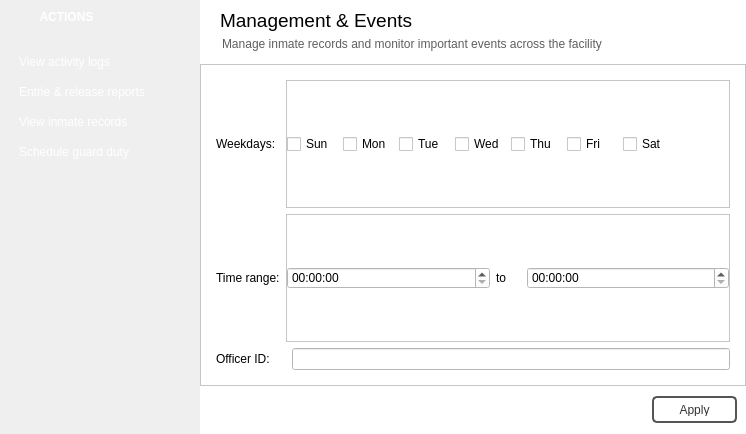
NCNM/PMS_01, file managementwindow.ui: the form before one commit.
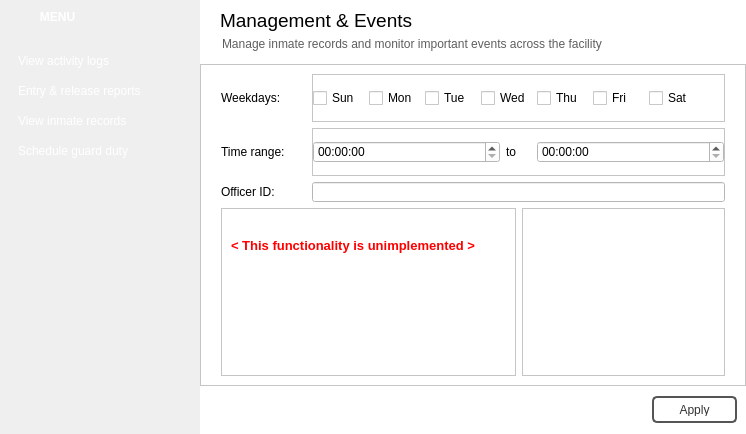
The form after the commit. The open tabs and pages were chosen to show the change. Icons and pictures are not drawn.

Diff of the .ui file:
```diff
--- a/managementwindow.ui
+++ b/managementwindow.ui
@@ -59,8 +59,8 @@
      <widget class="QPushButton" name="pushButton_18">
       <property name="geometry">
        <rect>
-        <x>11</x>
-        <y>111</y>
+        <x>10</x>
+        <y>110</y>
         <width>181</width>
         <height>21</height>
        </rect>
@@ -84,11 +84,9 @@
 }
 
 QPushButton:checked {
-border-radius:0px;
-border: 1px solid #ED8876;
-background-color: #C73D18;
-background-color: qlineargradient(x1: 0, y1: 0, x2: 0, y2: 0.67, 
-stop: 0 #A73F2D, stop: 1 #E4685D);
+border-radius:10px;
+border: 1px solid rgb(150, 150, 150);
+background-color: rgb(38, 38, 38);
 }
 
 </string>
@@ -96,6 +94,12 @@
       <property name="text">
        <string>View inmate records</string>
       </property>
+      <property name="checkable">
+       <bool>true</bool>
+      </property>
+      <property name="autoExclusive">
+       <bool>true</bool>
+      </property>
       <property name="flat">
        <bool>true</bool>
       </property>
@@ -103,8 +107,8 @@
      <widget class="QPushButton" name="pushButton_17">
       <property name="geometry">
        <rect>
-        <x>11</x>
-        <y>81</y>
+        <x>10</x>
+        <y>80</y>
         <width>181</width>
         <height>21</height>
        </rect>
@@ -128,17 +132,21 @@
 }
 
 QPushButton:checked {
-border-radius:0px;
-border: 1px solid #ED8876;
-background-color: #C73D18;
-background-color: qlineargradient(x1: 0, y1: 0, x2: 0, y2: 0.67, 
-stop: 0 #A73F2D, stop: 1 #E4685D);
+border-radius:10px;
+border: 1px solid rgb(150, 150, 150);
+background-color: rgb(38, 38, 38);
 }
 
 </string>
       </property>
       <property name="text">
-       <string>Entrie &amp;&amp; release reports</string>
+       <string>Entry &amp;&amp; release reports</string>
+      </property>
+      <property name="checkable">
+       <bool>true</bool>
+      </property>
+      <property name="autoExclusive">
+       <bool>true</bool>
       </property>
       <property name="flat">
        <bool>true</bool>
@@ -157,25 +165,20 @@
        <string notr="true">QPushButton {
 color: rgb(255, 255, 255);
 text-align:left;
-	background-image: url(:/images/sidebar_close.png);
+background-image: url(:/images/sidebar_close.png);
+background-position:center;
 }
 
 QPushButton:hover {
-border-radius:1px;
-background-color: #299ED6;
+border-radius:5px;
+border: 1px solid rgb(120, 120, 120);
+background-color: rgb(38, 38, 38);
 }
 
 QPushButton:pressed {
-border: 1px solid #333333;
-background-color: #222222;
-}
-
-QPushButton:checked {
-border: 1px solid #ED8876;
-border-radius: 5px;
-background-color: #C73D18;
-background-color: qlineargradient(x1: 0, y1: 0, x2: 0, y2: 0.67, 
-stop: 0 #A73F2D, stop: 1 #E4685D);
+border-radius:5px;
+border: 1px solid rgb(60, 60, 60);
+background-color: rgb(85, 170, 255);
 }
 
 </string>
@@ -190,8 +193,8 @@
      <widget class="QPushButton" name="pushButton_19">
       <property name="geometry">
        <rect>
-        <x>11</x>
-        <y>141</y>
+        <x>10</x>
+        <y>140</y>
         <width>181</width>
         <height>21</height>
        </rect>
@@ -215,11 +218,9 @@
 }
 
 QPushButton:checked {
-border-radius:0px;
-border: 1px solid #ED8876;
-background-color: #C73D18;
-background-color: qlineargradient(x1: 0, y1: 0, x2: 0, y2: 0.67, 
-stop: 0 #A73F2D, stop: 1 #E4685D);
+border-radius:10px;
+border: 1px solid rgb(150, 150, 150);
+background-color: rgb(38, 38, 38);
 }
 
 </string>
@@ -227,6 +228,12 @@
       <property name="text">
        <string>Schedule guard duty</string>
       </property>
+      <property name="checkable">
+       <bool>true</bool>
+      </property>
+      <property name="autoExclusive">
+       <bool>true</bool>
+      </property>
       <property name="flat">
        <bool>true</bool>
       </property>
@@ -245,24 +252,19 @@
 color: rgb(255, 255, 255);
 text-align:left;
 background-image: url(:/images/sidebar_unpin.png);
+background-position:center;
 }
 
 QPushButton:hover {
-border-radius:1px;
-background-color: #299ED6;
+border-radius:5px;
+border: 1px solid rgb(120, 120, 120);
+background-color: rgb(38, 38, 38);
 }
 
 QPushButton:pressed {
-border: 1px solid #333333;
-background-color: #222222;
-}
-
-QPushButton:checked {
-border: 1px solid #ED8876;
-border-radius: 5px;
-background-color: #C73D18;
-background-color: qlineargradient(x1: 0, y1: 0, x2: 0, y2: 0.67, 
-stop: 0 #A73F2D, stop: 1 #E4685D);
+border-radius:5px;
+border: 1px solid rgb(60, 60, 60);
+background-color: rgb(85, 170, 255);
 }
 
 </string>
@@ -277,8 +279,8 @@
      <widget class="QPushButton" name="pushButton_16">
       <property name="geometry">
        <rect>
-        <x>11</x>
-        <y>51</y>
+        <x>10</x>
+        <y>50</y>
         <width>181</width>
         <height>21</height>
        </rect>
@@ -302,11 +304,9 @@
 }
 
 QPushButton:checked {
-border-radius:0px;
-border: 1px solid #ED8876;
-background-color: #C73D18;
-background-color: qlineargradient(x1: 0, y1: 0, x2: 0, y2: 0.67, 
-stop: 0 #A73F2D, stop: 1 #E4685D);
+border-radius:10px;
+border: 1px solid rgb(150, 150, 150);
+background-color: rgb(38, 38, 38);
 }
 
 </string>
@@ -315,16 +315,22 @@
        <string>View activity logs</string>
       </property>
       <property name="checkable">
-       <bool>false</bool>
+       <bool>true</bool>
       </property>
       <property name="checked">
        <bool>false</bool>
       </property>
+      <property name="autoExclusive">
+       <bool>true</bool>
+      </property>
       <property name="flat">
        <bool>true</bool>
       </property>
      </widget>
      <widget class="QPushButton" name="pushButton_20">
+      <property name="enabled">
+       <bool>false</bool>
+      </property>
       <property name="geometry">
        <rect>
         <x>-1</x>
@@ -347,12 +353,19 @@
 color: rgb(255, 255, 255);</string>
       </property>
       <property name="text">
-       <string>            ACTIONS</string>
+       <string>            MENU</string>
       </property>
       <property name="flat">
        <bool>true</bool>
       </property>
      </widget>
+     <zorder>pushButton_18</zorder>
+     <zorder>pushButton_17</zorder>
+     <zorder>pushButton_19</zorder>
+     <zorder>pushButton_16</zorder>
+     <zorder>pushButton_20</zorder>
+     <zorder>pushButton_21</zorder>
+     <zorder>pushButton_22</zorder>
     </widget>
    </item>
    <item>
@@ -424,7 +437,11 @@
             </size>
            </property>
            <property name="styleSheet">
-            <string notr="true">background-color: rgb(255, 255, 255);</string>
+            <string notr="true">QFrame #frame_3 {
+	background-color: rgb(255, 255, 255);
+	background-image: url(:/images/subwindow_header.png);
+	background-repeat:0;
+}</string>
            </property>
            <property name="frameShape">
             <enum>QFrame::NoFrame</enum>
@@ -450,6 +467,9 @@
               <pointsize>14</pointsize>
              </font>
             </property>
+            <property name="styleSheet">
+             <string notr="true">background-color:0;</string>
+            </property>
             <property name="text">
              <string>Management &amp; Events</string>
             </property>
@@ -464,7 +484,8 @@
              </rect>
             </property>
             <property name="styleSheet">
-             <string notr="true">color: rgb(94, 94, 94);</string>
+             <string notr="true">color: rgb(94, 94, 94);
+background-color:0;</string>
             </property>
             <property name="text">
              <string>Manage inmate records and monitor important events across the facility</string>
@@ -608,7 +629,7 @@
                   <widget class="QLabel" name="label_4">
                    <property name="geometry">
                     <rect>
-                     <x>6</x>
+                     <x>26</x>
                      <y>22</y>
                      <width>91</width>
                      <height>20</height>
@@ -621,7 +642,7 @@
                   <widget class="QDateEdit" name="dateEdit">
                    <property name="geometry">
                     <rect>
-                     <x>100</x>
+                     <x>120</x>
                      <y>20</y>
                      <width>110</width>
                      <height>22</height>
@@ -631,7 +652,7 @@
                   <widget class="QDateEdit" name="dateEdit_2">
                    <property name="geometry">
                     <rect>
-                     <x>240</x>
+                     <x>260</x>
                      <y>20</y>
                      <width>110</width>
                      <height>22</height>
@@ -641,7 +662,7 @@
                   <widget class="QLabel" name="label_6">
                    <property name="geometry">
                     <rect>
-                     <x>220</x>
+                     <x>240</x>
                      <y>22</y>
                      <width>16</width>
                      <height>16</height>
@@ -654,7 +675,7 @@
                   <widget class="QLabel" name="label_5">
                    <property name="geometry">
                     <rect>
-                     <x>6</x>
+                     <x>26</x>
                      <y>62</y>
                      <width>81</width>
                      <height>20</height>
@@ -667,7 +688,7 @@
                   <widget class="QLabel" name="label_7">
                    <property name="geometry">
                     <rect>
-                     <x>220</x>
+                     <x>240</x>
                      <y>65</y>
                      <width>47</width>
                      <height>13</height>
@@ -680,7 +701,7 @@
                   <widget class="QTimeEdit" name="timeEdit">
                    <property name="geometry">
                     <rect>
-                     <x>100</x>
+                     <x>120</x>
                      <y>60</y>
                      <width>111</width>
                      <height>22</height>
@@ -690,7 +711,7 @@
                   <widget class="QTimeEdit" name="timeEdit_2">
                    <property name="geometry">
                     <rect>
-                     <x>240</x>
+                     <x>260</x>
                      <y>60</y>
                      <width>111</width>
                      <height>22</height>
@@ -701,6 +722,9 @@
                 </item>
                 <item>
                  <widget class="QTableView" name="tableView_2">
+                  <property name="styleSheet">
+                   <string notr="true">background-color: rgb(255, 255, 255);</string>
+                  </property>
                   <property name="frameShape">
                    <enum>QFrame::NoFrame</enum>
                   </property>
@@ -986,6 +1010,9 @@
                 </property>
                 <item>
                  <widget class="QTableView" name="tableView_3">
+                  <property name="styleSheet">
+                   <string notr="true">background-color: rgb(255, 255, 255);</string>
+                  </property>
                   <property name="frameShape">
                    <enum>QFrame::NoFrame</enum>
                   </property>
@@ -1199,6 +1226,9 @@
                 </property>
                 <item>
                  <widget class="QFrame" name="frame_10">
+                  <property name="styleSheet">
+                   <string notr="true">background-color: rgb(255, 255, 255);</string>
+                  </property>
                   <property name="frameShape">
                    <enum>QFrame::StyledPanel</enum>
                   </property>
@@ -1207,23 +1237,17 @@
                   </property>
                   <layout class="QGridLayout" name="gridLayout">
                    <property name="leftMargin">
-                    <number>15</number>
-                   </property>
-                   <property name="topMargin">
-                    <number>15</number>
+                    <number>20</number>
                    </property>
                    <property name="rightMargin">
-                    <number>15</number>
-                   </property>
-                   <property name="bottomMargin">
-                    <number>15</number>
+                    <number>20</number>
                    </property>
                    <item row="0" column="0">
                     <widget class="QLabel" name="label_8">
                      <property name="maximumSize">
                       <size>
                        <width>85</width>
-                       <height>16777215</height>
+                       <height>64</height>
                       </size>
                      </property>
                      <property name="text">
@@ -1233,6 +1257,12 @@
                    </item>
                    <item row="0" column="1" colspan="2">
                     <widget class="QFrame" name="frame_11">
+                     <property name="maximumSize">
+                      <size>
+                       <width>16777215</width>
+                       <height>48</height>
+                      </size>
+                     </property>
                      <property name="frameShape">
                       <enum>QFrame::StyledPanel</enum>
                      </property>
@@ -1355,6 +1385,12 @@
                    </item>
                    <item row="1" column="1" colspan="2">
                     <widget class="QFrame" name="frame_12">
+                     <property name="maximumSize">
+                      <size>
+                       <width>16777215</width>
+                       <height>48</height>
+                      </size>
+                     </property>
                      <property name="frameShape">
                       <enum>QFrame::StyledPanel</enum>
                      </property>
@@ -1378,7 +1414,14 @@
                        <number>0</number>
                       </property>
                       <item>
-                       <widget class="QTimeEdit" name="timeEdit_3"/>
+                       <widget class="QTimeEdit" name="timeEdit_3">
+                        <property name="minimumSize">
+                         <size>
+                          <width>0</width>
+                          <height>20</height>
+                         </size>
+                        </property>
+                       </widget>
                       </item>
                       <item>
                        <widget class="QLabel" name="label_10">
@@ -1394,14 +1437,18 @@
                        </widget>
                       </item>
                       <item>
-                       <widget class="QTimeEdit" name="timeEdit_4"/>
+                       <widget class="QTimeEdit" name="timeEdit_4">
+                        <property name="minimumSize">
+                         <size>
+                          <width>0</width>
+                          <height>20</height>
+                         </size>
+                        </property>
+                       </widget>
                       </item>
                      </layout>
                     </widget>
                    </item>
-                   <item row="2" column="2">
-                    <widget class="QLineEdit" name="lineEdit"/>
-                   </item>
                    <item row="2" column="0">
                     <widget class="QLabel" name="label_11">
                      <property name="text">
@@ -1409,6 +1456,65 @@
                      </property>
                     </widget>
                    </item>
+                   <item row="2" column="1" colspan="2">
+                    <widget class="QLineEdit" name="lineEdit">
+                     <property name="maximumSize">
+                      <size>
+                       <width>16777215</width>
+                       <height>20</height>
+                      </size>
+                     </property>
+                    </widget>
+                   </item>
+                   <item row="3" column="0" colspan="2">
+                    <widget class="QFrame" name="frame_15">
+                     <property name="minimumSize">
+                      <size>
+                       <width>290</width>
+                       <height>0</height>
+                      </size>
+                     </property>
+                     <property name="frameShape">
+                      <enum>QFrame::StyledPanel</enum>
+                     </property>
+                     <property name="frameShadow">
+                      <enum>QFrame::Raised</enum>
+                     </property>
+                     <widget class="QLabel" name="label_12">
+                      <property name="geometry">
+                       <rect>
+                        <x>10</x>
+                        <y>30</y>
+                        <width>261</width>
+                        <height>16</height>
+                       </rect>
+                      </property>
+                      <property name="font">
+                       <font>
+                        <pointsize>10</pointsize>
+                        <weight>75</weight>
+                        <bold>true</bold>
+                       </font>
+                      </property>
+                      <property name="styleSheet">
+                       <string notr="true">color: rgb(255, 0, 0);</string>
+                      </property>
+                      <property name="text">
+                       <string>&lt; This functionality is unimplemented &gt;</string>
+                      </property>
+                     </widget>
+                    </widget>
+                   </item>
+                   <item row="3" column="2">
+                    <widget class="QFrame" name="frame_16">
+                     <property name="frameShape">
+                      <enum>QFrame::StyledPanel</enum>
+                     </property>
+                     <property name="frameShadow">
+                      <enum>QFrame::Raised</enum>
+                     </property>
+                    </widget>
+                   </item>
                   </layout>
                  </widget>
                 </item>
```
